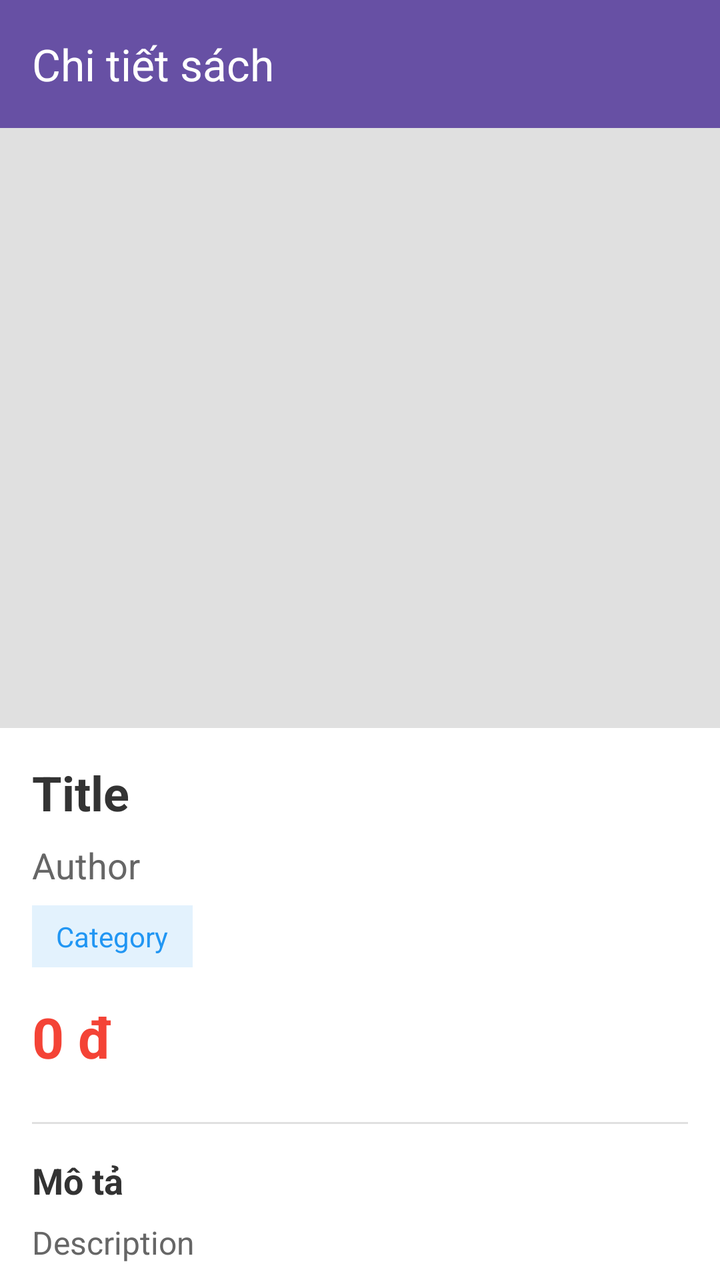
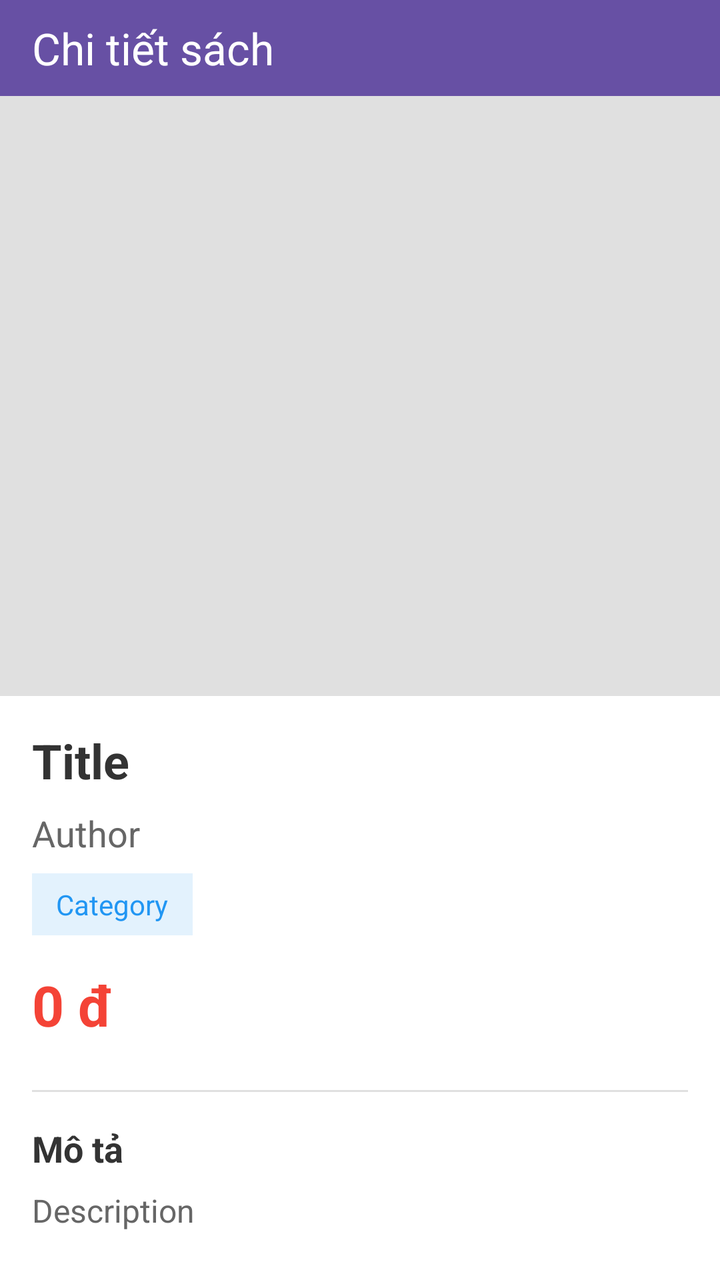

Compare the two renders of this Android layout. The source of the first and the diff that turns it into the second are given below.
<!-- AndroidManifest.xml: application theme Theme.BookStore -->
<!-- res/layout/activity_book_detail.xml -->
<?xml version="1.0" encoding="utf-8"?>
<androidx.core.widget.NestedScrollView xmlns:android="http://schemas.android.com/apk/res/android"
    xmlns:app="http://schemas.android.com/apk/res-auto"
    xmlns:tools="http://schemas.android.com/tools"
    android:layout_width="match_parent"
    android:layout_height="match_parent"
    android:background="#F5F5F5">

    <LinearLayout
        android:layout_width="match_parent"
        android:layout_height="wrap_content"
        android:orientation="vertical">

        <com.google.android.material.appbar.AppBarLayout
            android:layout_width="match_parent"
            android:layout_height="wrap_content"
            android:theme="@style/ThemeOverlay.AppCompat.Dark.ActionBar">

            <androidx.appcompat.widget.Toolbar
                android:id="@+id/toolbar"
                android:layout_width="match_parent"
                android:layout_height="?attr/actionBarSize"
                android:background="?attr/colorPrimary"
                android:theme="@style/ThemeOverlay.AppCompat.Dark.ActionBar"
                app:title="Chi tiết sách"
                app:titleTextColor="#FFFFFF" />

        </com.google.android.material.appbar.AppBarLayout>

        <ImageView
            android:id="@+id/imgBookCover"
            android:layout_width="match_parent"
            android:layout_height="300dp"
            android:scaleType="centerCrop"
            android:background="#E0E0E0"
            android:contentDescription="Book cover" />

        <LinearLayout
            android:layout_width="match_parent"
            android:layout_height="wrap_content"
            android:orientation="vertical"
            android:padding="16dp"
            android:background="#FFFFFF">

            <TextView
                android:id="@+id/tvTitle"
                android:layout_width="match_parent"
                android:layout_height="wrap_content"
                android:text="Title"
                android:textSize="24sp"
                android:textStyle="bold"
                android:textColor="#333"
                android:layout_marginBottom="8dp" />

            <TextView
                android:id="@+id/tvAuthor"
                android:layout_width="match_parent"
                android:layout_height="wrap_content"
                android:text="Author"
                android:textSize="18sp"
                android:textColor="#666"
                android:layout_marginBottom="8dp" />

            <TextView
                android:id="@+id/tvCategory"
                android:layout_width="wrap_content"
                android:layout_height="wrap_content"
                android:text="Category"
                android:textSize="14sp"
                android:textColor="#2196F3"
                android:background="#E3F2FD"
                android:paddingStart="12dp"
                android:paddingEnd="12dp"
                android:paddingTop="6dp"
                android:paddingBottom="6dp"
                android:layout_marginBottom="16dp" />

            <TextView
                android:id="@+id/tvPrice"
                android:layout_width="wrap_content"
                android:layout_height="wrap_content"
                android:text="0 đ"
                android:textSize="28sp"
                android:textStyle="bold"
                android:textColor="#F44336"
                android:layout_marginBottom="24dp" />

            <View
                android:layout_width="match_parent"
                android:layout_height="1dp"
                android:background="#E0E0E0"
                android:layout_marginBottom="16dp" />

            <TextView
                android:layout_width="wrap_content"
                android:layout_height="wrap_content"
                android:text="Mô tả"
                android:textSize="18sp"
                android:textStyle="bold"
                android:textColor="#333"
                android:layout_marginBottom="8dp" />

            <TextView
                android:id="@+id/tvDescription"
                android:layout_width="match_parent"
                android:layout_height="wrap_content"
                android:text="Description"
                android:textSize="16sp"
                android:textColor="#666"
                android:lineSpacingMultiplier="1.2" />

            <ProgressBar
                android:id="@+id/progressBar"
                android:layout_width="wrap_content"
                android:layout_height="wrap_content"
                android:layout_gravity="center"
                android:layout_marginTop="32dp"
                android:visibility="gone" />

            <Button
                android:id="@+id/btnAddToCart"
                android:layout_width="match_parent"
                android:layout_height="56dp"
                android:layout_marginTop="24dp"
                android:text="Thêm vào giỏ hàng"
                android:textSize="18sp"
                android:textStyle="bold"
                android:textColor="#FFFFFF"
                android:background="#4CAF50" />

        </LinearLayout>

    </LinearLayout>

</androidx.core.widget.NestedScrollView>
<!-- resources referenced by this layout -->
<resources>
  <style name="Theme.BookStore" parent="Base.Theme.BookStore" />
  <style name="Base.Theme.BookStore" parent="Theme.Material3.DayNight.NoActionBar">
          
          
      </style>
</resources>

<!-- the commit's change to res/layout/activity_book_detail.xml (unified diff, before → after) -->
@@ -19,7 +19,7 @@
             <androidx.appcompat.widget.Toolbar
                 android:id="@+id/toolbar"
                 android:layout_width="match_parent"
-                android:layout_height="?attr/actionBarSize"
+                android:layout_height="48dp"
                 android:background="?attr/colorPrimary"
                 android:theme="@style/ThemeOverlay.AppCompat.Dark.ActionBar"
                 app:title="Chi tiết sách"
